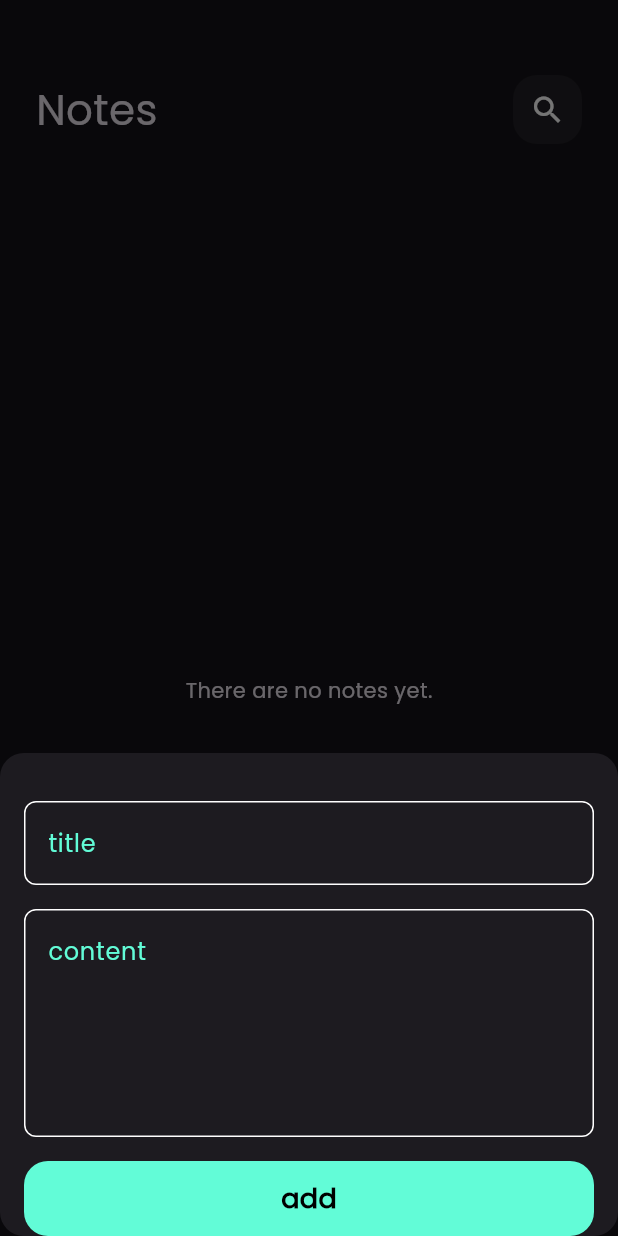
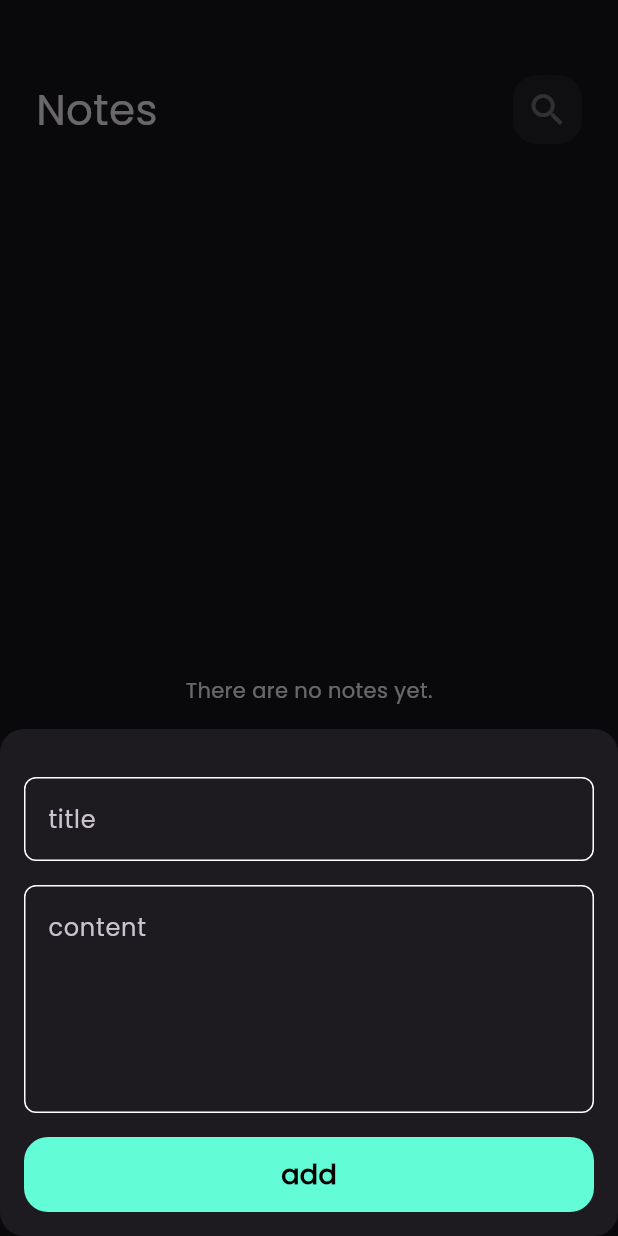
Before and after one commit to yosramohsen2-png/notes-app, a Flutter app: the screen it shows after launch, after a tap on the "add" icon, on a phone screen of 412 x 824 dp. Run offline on Flutter 3.47's test engine with Material 3 defaults, Android fonts, the phone set to English and light mode, and no system bars; our stand-ins replace bloc, flutter_bloc, hive, hive_flutter; accounts and stored records are empty.

Commit message:
edit note done

```diff
--- a/lib/models/note_model.dart
+++ b/lib/models/note_model.dart
@@ -1,21 +1,65 @@
+// // import 'package:hive/hive.dart';
+// // part 'note_model.g.dart';
+
+// // @HiveType(typeId: 0)
+// // class NoteModel extends HiveObject {
+// //   @HiveField(0)
+// //   final String title;
+// //   @HiveField(1)
+// //   final String subTitle;
+// //   @HiveField(2)
+// //   final String date;
+// //   @HiveField(3)
+// //   final int color;
+
+// //   NoteModel({
+// //     required this.title,
+// //     required this.subTitle,
+// //     required this.date,
+// //     required this.color,
+// //   });
+// // }
+// import 'package:hive/hive.dart';
+// part 'note_model.g.dart';
+
+// @HiveType(typeId: 0)
+// class NoteModel extends HiveObject {
+//   @HiveField(0)
+//   // خلي الحقول قابلة للفراغ عشان تستقبل null لو في بيانات قديمة تالفة
+//   String? title;
+//   @HiveField(1)
+//   String? subTitle;
+//   @HiveField(2)
+//   final String? date;
+//   @HiveField(3)
+//   final int? color;
+
+//   NoteModel({
+//     // شيل required
+//     this.title,
+//     this.subTitle,
+//     this.date,
+//     this.color,
+//   });
+// }
 import 'package:hive/hive.dart';
 part 'note_model.g.dart';
 
 @HiveType(typeId: 0)
 class NoteModel extends HiveObject {
   @HiveField(0)
-  final String title;
+  // خليها مش final عشان تقدر تغير قيمتها لما تعمل save()
+  String? title;
+
   @HiveField(1)
-  final String subTitle;
+  // خليها مش final
+  String? subTitle;
+
   @HiveField(2)
-  final String date;
+  final String? date;
+
   @HiveField(3)
-  final int color;
+  final int? color;
 
-  NoteModel({
-    required this.title,
-    required this.subTitle,
-    required this.date,
-    required this.color,
-  });
+  NoteModel({this.title, this.subTitle, this.date, this.color});
 }
--- a/lib/widgets/add_note_form.dart
+++ b/lib/widgets/add_note_form.dart
@@ -23,15 +23,14 @@ class _AddNoteFormState extends State<AddNoteForm> {
   Widget build(BuildContext context) {
     return Form(
       key: formKey,
-
-      autovalidateMode: AutovalidateMode.onUserInteraction,
+      autovalidateMode: autovalidateMode,
       child: Column(
         children: [
           const SizedBox(height: 32),
 
           CustomTextField(
             hint: 'title',
-            onSaved: (value) {
+            onChanged: (value) {
               title = value;
             },
           ),
@@ -39,7 +38,7 @@ class _AddNoteFormState extends State<AddNoteForm> {
           CustomTextField(
             hint: 'content',
             maxLines: 5,
-            onSaved: (value) {
+            onChanged: (value) {
               subtitle = value;
             },
           ),
@@ -50,8 +49,7 @@ class _AddNoteFormState extends State<AddNoteForm> {
                 isLoading: state is AddNoteLoading ? true : false,
                 onTap: () {
                   if (formKey.currentState!.validate()) {
-                    formKey.currentState!.save();
-
+                    // Logics for adding note
                     var formateCurrentdate = DateFormat(
                       'dd-MM-yyyy',
                     ).format(DateTime.now()).toString();
@@ -63,12 +61,15 @@ class _AddNoteFormState extends State<AddNoteForm> {
                     );
                     BlocProvider.of<AddNoteCubit>(context).addNote(notemodel);
                   } else {
-                    autovalidateMode = AutovalidateMode.always;
+                    setState(() {
+                      autovalidateMode = AutovalidateMode.always;
+                    });
                   }
                 },
               );
             },
           ),
+          const SizedBox(height: 16),
         ],
       ),
     );
--- a/lib/widgets/custom_app_bar.dart
+++ b/lib/widgets/custom_app_bar.dart
@@ -2,16 +2,23 @@ import 'package:flutter/material.dart';
 import 'package:note/widgets/custom_search_icon.dart';
 
 class CustomAppBar extends StatelessWidget {
-  const CustomAppBar({super.key, required this.title, required this.icon});
+  const CustomAppBar({
+    super.key,
+    required this.title,
+    required this.icon,
+    this.onPressed,
+  });
   final String title;
   final IconData icon;
+  final VoidCallback? onPressed;
+
   @override
   Widget build(BuildContext context) {
     return Row(
       children: [
         Expanded(child: Text(title, style: const TextStyle(fontSize: 28))),
         Spacer(),
-        CustomSearchIcon(icon: icon),
+        CustomIcon(onPressed: onPressed, icon: icon),
       ],
     );
   }
--- a/lib/widgets/custom_search_icon.dart
+++ b/lib/widgets/custom_search_icon.dart
@@ -1,7 +1,8 @@
 import 'package:flutter/material.dart';
 
-class CustomSearchIcon extends StatelessWidget {
-  const CustomSearchIcon({super.key, required this.icon});
+class CustomIcon extends StatelessWidget {
+  const CustomIcon({super.key, required this.icon, this.onPressed});
+  final VoidCallback? onPressed;
   final IconData icon;
   @override
   Widget build(BuildContext context) {
@@ -12,7 +13,7 @@ class CustomSearchIcon extends StatelessWidget {
         color: Colors.white.withOpacity(.05),
         borderRadius: BorderRadius.circular(16),
       ),
-      child: Center(child: Icon(icon)),
+      child: IconButton(onPressed: onPressed, icon: Icon(icon), iconSize: 28),
     );
   }
 }
--- a/lib/widgets/custom_text_field.dart
+++ b/lib/widgets/custom_text_field.dart
@@ -1,41 +1,44 @@
 import 'package:flutter/material.dart';
-import 'package:note/costants.dart';
 
 class CustomTextField extends StatelessWidget {
   const CustomTextField({
     super.key,
     required this.hint,
     this.maxLines = 1,
-    this.onSaved,
+    this.onChanged,
+    this.initialValue,
   });
+
   final String hint;
   final int maxLines;
-  final void Function(String?)? onSaved;
+  final void Function(String)? onChanged;
+  final String? initialValue;
+
   @override
   Widget build(BuildContext context) {
     return TextFormField(
-      onSaved: onSaved,
+      initialValue: initialValue,
+      onChanged: onChanged,
+      maxLines: maxLines,
+      // 🟢 تأكد إن الـVALIDATOR ده موجود بالظبط
       validator: (value) {
         if (value?.isEmpty ?? true) {
-          return 'Field is required';
+          return 'Field is required'; // الرسالة اللي هتظهر تحت الحقل
         } else {
           return null;
         }
       },
-      cursorColor: kPrimaryColor,
-      maxLines: maxLines,
+      cursorColor: Colors.cyanAccent, // أو اللون اللي بتستخدمه
       decoration: InputDecoration(
         hintText: hint,
-
-        hintStyle: TextStyle(color: kPrimaryColor),
-        border: buildborder(),
-        enabledBorder: buildborder(),
-        focusedBorder: buildborder(kPrimaryColor),
+        border: buildBorder(),
+        enabledBorder: buildBorder(),
+        focusedBorder: buildBorder(Colors.cyanAccent),
       ),
     );
   }
 
-  OutlineInputBorder buildborder([color]) {
+  OutlineInputBorder buildBorder([color]) {
     return OutlineInputBorder(
       borderRadius: BorderRadius.circular(8),
       borderSide: BorderSide(color: color ?? Colors.white),
```
Also changed, not shown: lib/views/edit_note_view.dart (+4 -3 lines), lib/widgets/custom_note_item.dart (+5 -5 lines), lib/widgets/edit_view_body.dart (+112 -9 lines), lib/widgets/notes_list_view.dart (+3 -5 lines).
